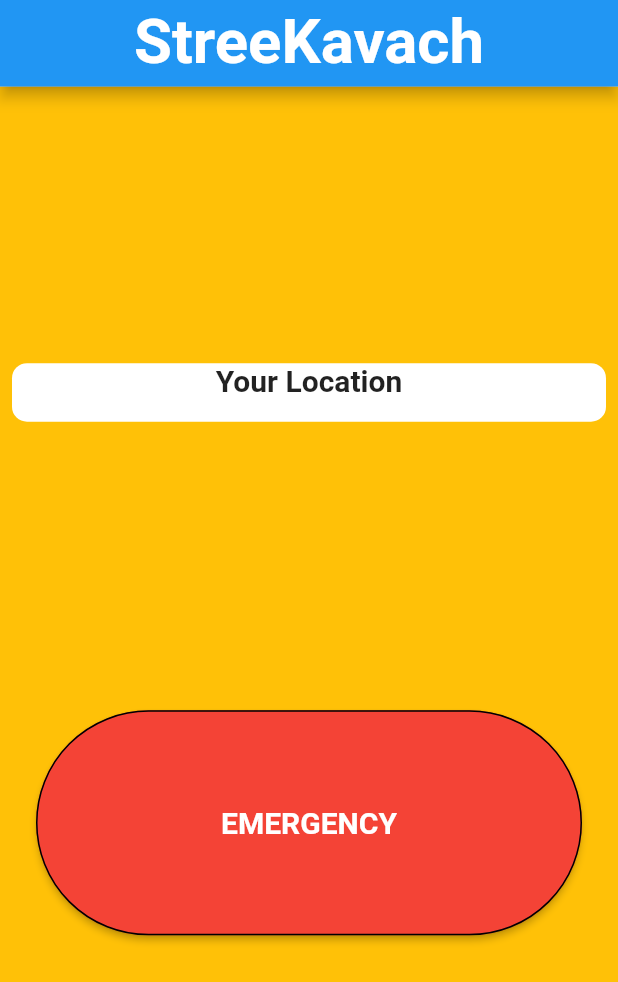
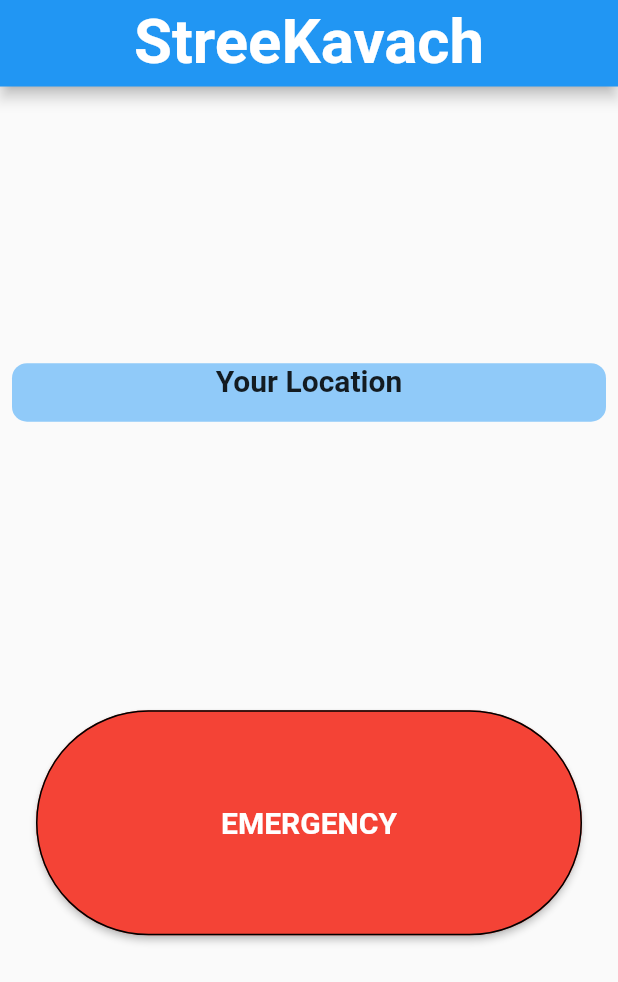
Before and after one commit to SanketSarmalkar/Stree_Kavach, a Flutter app: the screen it shows after launch, on a phone screen of 412 x 824 dp. Shown: the top 982 px of the screen. Run offline on Flutter 3.47's test engine with Material 2 defaults, Android fonts, the phone set to English and light mode, and no system bars; our stand-ins replace geocoding, get, google_maps_flutter, location, permission_handler; missing offline and left inert: app_settings, flutter_phone_direct_caller, geocode, telephony.

Commit message:
locationScreen

```diff
--- a/lib/components/location_screen.dart
+++ b/lib/components/location_screen.dart
@@ -14,7 +14,7 @@ class LocationScreen extends StatelessWidget {
     return Obx(
       () => Container(
         decoration: BoxDecoration(
-          color: Colors.white,
+          color: Colors.blue[200],
           borderRadius: BorderRadius.circular(10),
         ),
         child: Column(children: <Widget>[
--- a/lib/screens/home.dart
+++ b/lib/screens/home.dart
@@ -39,7 +39,6 @@ class _HomeState extends State<Home> {
         body: (permissionsController.allPermissionsGranted == "0")
             ? RequestAccess()
             : Container(
-                color: Colors.amber,
                 child: Padding(
                 padding: const EdgeInsets.all(8.0),
                 child: Column(
```
Lines whose indentation alone changed are shown as unchanged.
